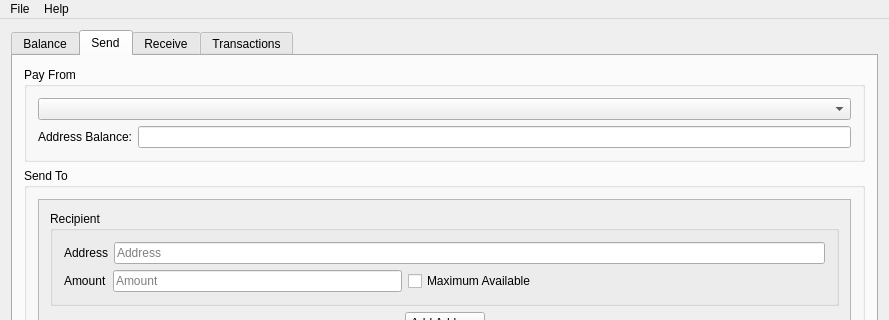
Above: src/mainwindow.ui from z-bitcoinz/BitcoinZ_Blue before the change; both pictures show x 0 to 889 and y 0 to 320 of the 889 by 603 pixel window. Below: the same form after it.
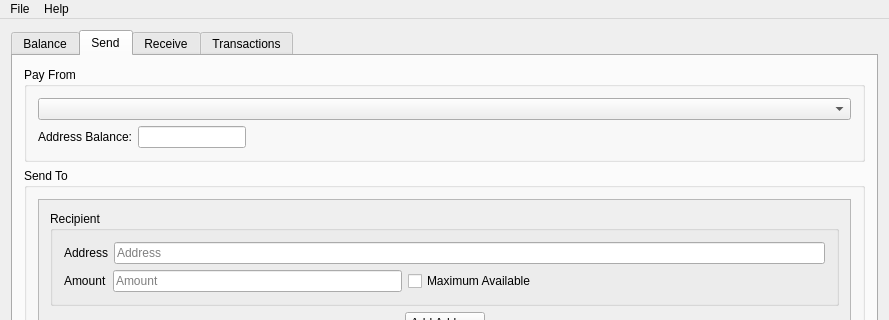
That is the form after the change. Icons and pictures are not drawn.

```diff
--- a/src/mainwindow.ui
+++ b/src/mainwindow.ui
@@ -222,11 +222,33 @@
              </item>
              <item>
               <widget class="QLineEdit" name="sendAddressBalance">
+               <property name="sizePolicy">
+                <sizepolicy hsizetype="Preferred" vsizetype="Fixed">
+                 <horstretch>0</horstretch>
+                 <verstretch>0</verstretch>
+                </sizepolicy>
+               </property>
+               <property name="alignment">
+                <set>Qt::AlignRight|Qt::AlignTrailing|Qt::AlignVCenter</set>
+               </property>
                <property name="readOnly">
                 <bool>true</bool>
                </property>
               </widget>
              </item>
+             <item>
+              <spacer name="horizontalSpacer_6">
+               <property name="orientation">
+                <enum>Qt::Horizontal</enum>
+               </property>
+               <property name="sizeHint" stdset="0">
+                <size>
+                 <width>40</width>
+                 <height>20</height>
+                </size>
+               </property>
+              </spacer>
+             </item>
             </layout>
            </item>
           </layout>
```
Left out of the diff: 7 changed lines with no effect on the pictures.
